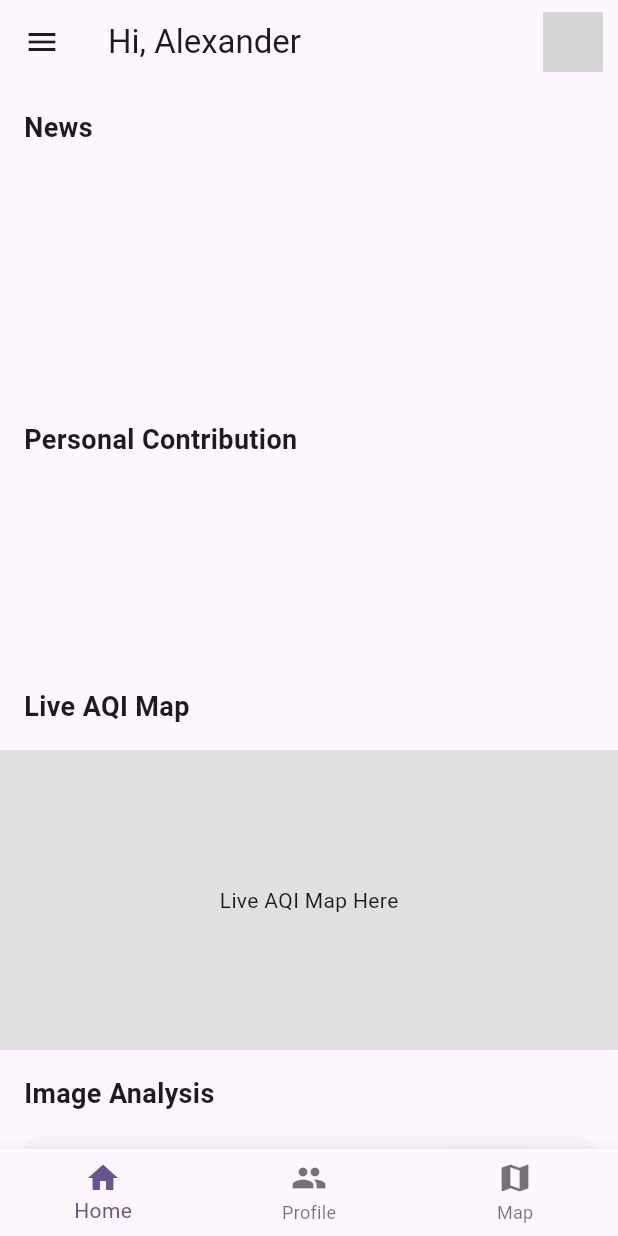
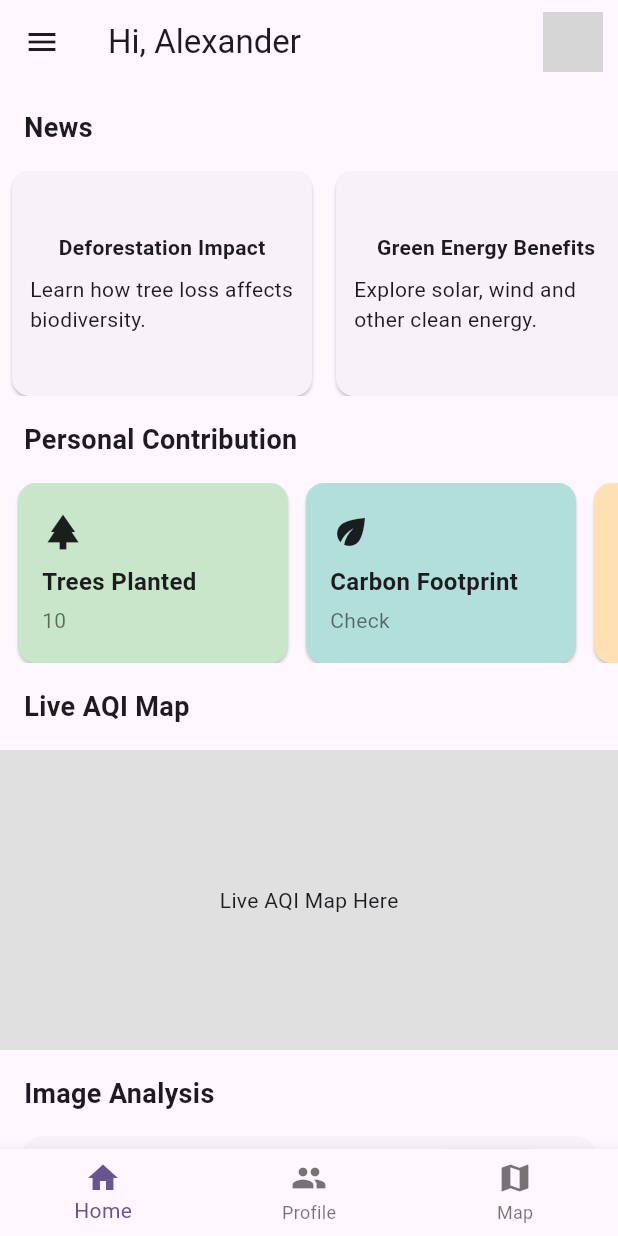
Before and after one commit to Surya17847/Prakriti_sanrakshan, a Flutter app: the DashboardScreen screen opened directly, on a phone screen of 412 x 824 dp. Run offline on Flutter 3.47's test engine with Material 3 defaults, Android fonts, the phone set to English and light mode, and no system bars; grey boxes are pictures that could not be loaded.

Commit message:
added cards to new and contribution

```diff
--- a/lib/dashboard_screen.dart
+++ b/lib/dashboard_screen.dart
@@ -31,11 +31,71 @@ class DashboardScreen extends StatelessWidget {
   child: ListView(
     scrollDirection: Axis.horizontal,
     children: [
-                  // NewsCard(image: 'assets/news1.jpg', title: "Deforestation Impact"),
-                  // NewsCard(image: 'assets/news2.jpg', title: "Green Energy Benefits"),
+      Card(
+        margin: EdgeInsets.symmetric(horizontal: 8),
+        child: Container(
+          width: 200,
+          padding: EdgeInsets.all(12),
+          child: Column(
+            mainAxisAlignment: MainAxisAlignment.center,
+            children: [
+              Text("Deforestation Impact", style: TextStyle(fontWeight: FontWeight.bold)),
+              SizedBox(height: 8),
+              Text("Learn how tree loss affects biodiversity."),
             ],
           ),
         ),
+      ),
+      Card(
+        margin: EdgeInsets.symmetric(horizontal: 8),
+        child: Container(
+          width: 200,
+          padding: EdgeInsets.all(12),
+          child: Column(
+            mainAxisAlignment: MainAxisAlignment.center,
+            children: [
+              Text("Green Energy Benefits", style: TextStyle(fontWeight: FontWeight.bold)),
+              SizedBox(height: 8),
+              Text("Explore solar, wind and other clean energy."),
+            ],
+          ),
+        ),
+      ),
+       Card(
+        margin: EdgeInsets.symmetric(horizontal: 8),
+        child: Container(
+          width: 200,
+          padding: EdgeInsets.all(12),
+          child: Column(
+            mainAxisAlignment: MainAxisAlignment.center,
+            children: [
+              Text("Green Energy Benefits", style: TextStyle(fontWeight: FontWeight.bold)),
+              SizedBox(height: 8),
+              Text("Explore solar, wind and other clean energy."),
+            ],
+          ),
+        ),
+      ),
+       Card(
+        margin: EdgeInsets.symmetric(horizontal: 8),
+        child: Container(
+          width: 200,
+          padding: EdgeInsets.all(12),
+          child: Column(
+            mainAxisAlignment: MainAxisAlignment.center,
+            children: [
+              Text("Green Energy Benefits", style: TextStyle(fontWeight: FontWeight.bold)),
+              SizedBox(height: 8),
+              Text("Explore solar, wind and other clean energy."),
+            ],
+          ),
+        ),
+      ),
+      // Add more cards here
+    ],
+  ),
+),
+
 
             // Personal Contribution Section
             Padding(
@@ -43,15 +103,33 @@ class DashboardScreen extends StatelessWidget {
               child: Text("Personal Contribution", style: TextStyle(fontSize: 18, fontWeight: FontWeight.bold)),
             ),
           Container(
-              height: 120, // Fixed height for horizontal cards
+  height: 120,
   child: ListView(
     scrollDirection: Axis.horizontal,
+    padding: EdgeInsets.symmetric(horizontal: 12),
     children: [
-                  // PersonalContributionCard(title: "Trees Planted", value: "10"),
-                  // PersonalContributionCard(title: "Carbon Footprint", value: "Check"),
+      _buildContributionCard(
+        icon: Icons.park,
+        title: "Trees Planted",
+        value: "10",
+        color: Colors.green.shade100,
+      ),
+      _buildContributionCard(
+        icon: Icons.eco,
+        title: "Carbon Footprint",
+        value: "Check",
+        color: Colors.teal.shade100,
+      ),
+      _buildContributionCard(
+        icon: Icons.report_problem,
+        title: "Complaint Raised",
+        value: "3",
+        color: Colors.orange.shade100,
+      ),
     ],
   ),
 ),
+
 
             // Map Section
             Padding(
@@ -116,4 +194,32 @@ class DashboardScreen extends StatelessWidget {
       ),
     );
   }
+  Widget _buildContributionCard({
+  required IconData icon,
+  required String title,
+  required String value,
+  required Color color,
+}) {
+  return Card(
+    color: color,
+    margin: EdgeInsets.only(right: 12),
+    shape: RoundedRectangleBorder(borderRadius: BorderRadius.circular(12)),
+    child: Container(
+      width: 180,
+      padding: EdgeInsets.all(16),
+      child: Column(
+        mainAxisAlignment: MainAxisAlignment.center,
+        crossAxisAlignment: CrossAxisAlignment.start,
+        children: [
+          Icon(icon, size: 28, color: Colors.black87),
+          SizedBox(height: 8),
+          Text(title, style: TextStyle(fontWeight: FontWeight.bold, fontSize: 16)),
+          SizedBox(height: 4),
+          Text(value, style: TextStyle(fontSize: 14, color: Colors.black54)),
+        ],
+      ),
+    ),
+  );
 }
+
+}
--- a/lib/login_signup_screen.dart
+++ b/lib/login_signup_screen.dart
@@ -1,4 +1,5 @@
 import 'package:flutter/material.dart';
+import 'package:prakriti_svanrakshan/dashboard_screen.dart';
 
 class LoginSignUpScreen extends StatefulWidget {
   @override
@@ -54,7 +55,10 @@ class _LoginSignUpScreenState extends State<LoginSignUpScreen> {
                   SizedBox(height: 20),
                   ElevatedButton(
   onPressed: () {
-                      // Handle login/signup logic
+    Navigator.push(
+      context,
+      MaterialPageRoute(builder: (context) => DashboardScreen()),
+    );
   },
   style: ElevatedButton.styleFrom(
     backgroundColor: Colors.green,
--- a/pubspec.yaml
+++ b/pubspec.yaml
@@ -35,6 +35,7 @@ dependencies:
   # The following adds the Cupertino Icons font to your application.
   # Use with the CupertinoIcons class for iOS style icons.
   cupertino_icons: ^1.0.8
+  flutter_map: ^8.1.1
 
 dev_dependencies:
   flutter_test:
```
Lines whose indentation alone changed are shown as unchanged.
